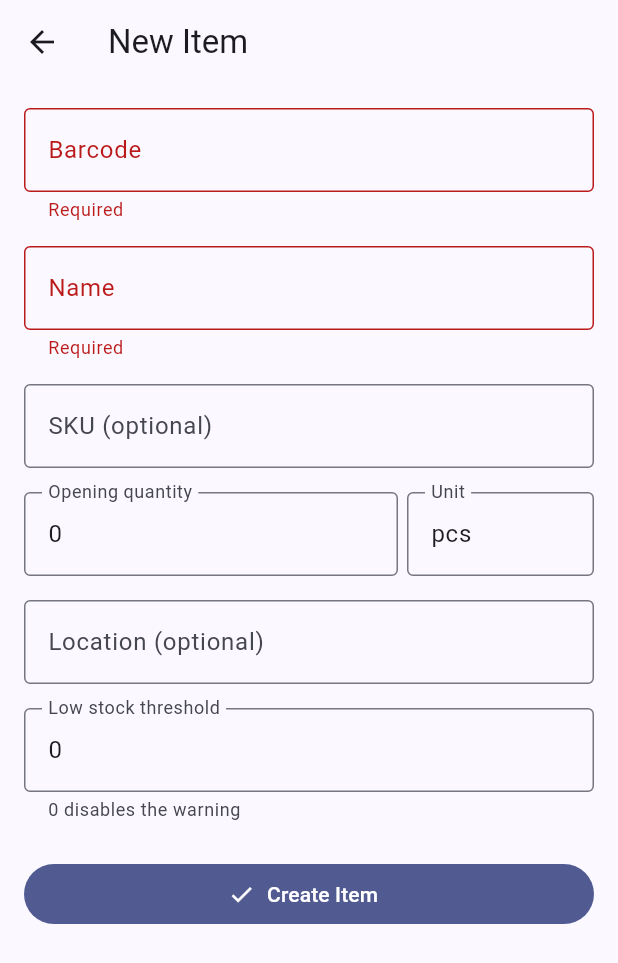
After one commit to danielopara/flutter-projects, a Flutter app: the ItemEditScreen screen opened directly, after a tap on "Create Item", on a phone screen of 412 x 824 dp. The commit adds this screen. Shown: the top 963 px of the screen. Run offline on Flutter 3.47's test engine with Material 3 defaults, Android fonts, the phone set to English and light mode, and no system bars; our stand-ins replace google_fonts, sqflite; accounts and stored records are empty.

Commit message:
feat: item edit and item list screen

```diff
--- /dev/null
+++ b/stock_scanner/lib/screens/item_edit_screen.dart
@@ -0,0 +1,240 @@
+import 'package:flutter/material.dart';
+import 'package:provider/provider.dart';
+import 'package:sqflite/sqlite_api.dart';
+import 'package:stock_scanner/models/item.dart';
+import 'package:stock_scanner/state/inventory_store.dart';
+
+class ItemEditScreen extends StatefulWidget {
+  const ItemEditScreen({super.key, this.item, this.prefilledBarcode});
+
+  final Item? item;
+  final String? prefilledBarcode;
+
+  @override
+  State<StatefulWidget> createState() => _ItemEditScreenState();
+}
+
+class _ItemEditScreenState extends State<ItemEditScreen> {
+  final _formKey = GlobalKey<FormState>();
+
+  late final TextEditingController _barcodeController;
+  late final TextEditingController _nameController;
+  late final TextEditingController _skuController;
+  late final TextEditingController _quantityController;
+  late final TextEditingController _unitController;
+  late final TextEditingController _locationController;
+  late final TextEditingController _thresholdController;
+
+  bool _saving = false;
+  bool get _isEditing => widget.item != null;
+  bool get _barcodeLocked =>
+      _isEditing || (widget.prefilledBarcode?.isNotEmpty ?? false);
+
+  @override
+  void dispose() {
+    _barcodeController.dispose();
+    _nameController.dispose();
+    _unitController.dispose();
+    _skuController.dispose();
+    _locationController.dispose();
+    _quantityController.dispose();
+    _thresholdController.dispose();
+    super.dispose();
+  }
+
+  @override
+  void initState() {
+    super.initState();
+    final item = widget.item;
+
+    _barcodeController = TextEditingController(
+      text: item?.barcode ?? widget.prefilledBarcode ?? '',
+    );
+    _nameController = TextEditingController(text: item?.name ?? '');
+
+    _skuController = TextEditingController(text: item?.sku ?? '');
+    _locationController = TextEditingController(text: item?.location ?? '');
+    _thresholdController = TextEditingController(
+      text: (item?.lowStockThreshold ?? 0).toStringAsFixed(0),
+    );
+    _quantityController = TextEditingController(
+      text: item == null ? '0' : item.quantity.toStringAsFixed(0),
+    );
+    _unitController = TextEditingController(text: item?.unit ?? 'pcs');
+  }
+
+  String? _requiredValidator(String? value) =>
+      (value == null || value.trim().isEmpty) ? 'Required' : null;
+
+  String? _numberValidator(String? value) {
+    if (value == null || value.trim().isEmpty) return 'Required';
+    if (double.tryParse(value.trim()) == null) return 'Enter a number';
+    return null;
+  }
+
+  Future<void> _save() async {
+    if (!_formKey.currentState!.validate()) return;
+    final navigator = Navigator.of(context);
+    final messenger = ScaffoldMessenger.of(context);
+    final store = context.read<InventoryStore>();
+
+    setState(() {
+      _saving = true;
+    });
+
+    final item = Item(
+      id: widget.item?.id ?? DateTime.now().microsecondsSinceEpoch.toString(),
+      name: _nameController.text.trim(),
+      barcode: _barcodeController.text.trim(),
+      sku: _skuController.text.trim(),
+      quantity: double.parse(_quantityController.text.trim()),
+      unit: _unitController.text.trim().isEmpty
+          ? 'pcs'
+          : _unitController.text.trim(),
+      location: _locationController.text.trim(),
+      lowStockThreshold: double.parse(_thresholdController.text.trim()),
+      updatedAt: DateTime.now(),
+    );
+
+    try {
+      if (_isEditing) {
+        await store.saveItem(item);
+      } else {
+        await store.createItem(item);
+      }
+      navigator.pop(true);
+    } on DatabaseException catch (e) {
+      setState(() => _saving = false);
+      messenger.showSnackBar(
+        SnackBar(
+          content: Text(
+            e.isUniqueConstraintError()
+                ? 'That barcode is already registered to another item'
+                : 'Could not save: $e',
+          ),
+        ),
+      );
+    }
+  }
+
+  @override
+  Widget build(BuildContext context) {
+    return Scaffold(
+      appBar: AppBar(title: Text(_isEditing ? 'Edit Item' : 'New Item')),
+      body: Form(
+        key: _formKey,
+        child: ListView(
+          padding: const EdgeInsets.all(16),
+          children: [
+            TextFormField(
+              controller: _barcodeController,
+              validator: _requiredValidator,
+              readOnly: _barcodeLocked,
+              decoration: InputDecoration(
+                labelText: 'Barcode',
+                border: const OutlineInputBorder(),
+                filled: _barcodeLocked,
+                helperText: _barcodeLocked
+                    ? 'Scanned - cannot be changed'
+                    : null,
+              ),
+            ),
+            const SizedBox(height: 16),
+
+            TextFormField(
+              controller: _nameController,
+              autocorrect: !_isEditing,
+              textCapitalization: TextCapitalization.sentences,
+              validator: _requiredValidator,
+              decoration: const InputDecoration(
+                labelText: 'Name',
+                border: OutlineInputBorder(),
+              ),
+            ),
+
+            const SizedBox(height: 16),
+
+            TextFormField(
+              controller: _skuController,
+              decoration: const InputDecoration(
+                labelText: 'SKU (optional)',
+                border: OutlineInputBorder(),
+              ),
+            ),
+
+            const SizedBox(height: 16),
+
+            Row(
+              crossAxisAlignment: CrossAxisAlignment.start,
+              children: [
+                Expanded(
+                  flex: 2,
+                  child: TextFormField(
+                    controller: _quantityController,
+                    readOnly: _isEditing,
+                    keyboardType: const TextInputType.numberWithOptions(
+                      decimal: true,
+                    ),
+                    validator: _numberValidator,
+                    decoration: InputDecoration(
+                      labelText: _isEditing ? 'Quantity' : 'Opening quantity',
+                      border: const OutlineInputBorder(),
+                      filled: _isEditing,
+                      helperText: _isEditing ? 'Change via scan' : null,
+                    ),
+                  ),
+                ),
+                const SizedBox(width: 6),
+                Expanded(
+                  child: TextFormField(
+                    controller: _unitController,
+                    decoration: const InputDecoration(
+                      labelText: 'Unit',
+                      border: OutlineInputBorder(),
+                    ),
+                  ),
+                ),
+              ],
+            ),
+
+            const SizedBox(height: 16),
+            TextFormField(
+              controller: _locationController,
+              decoration: const InputDecoration(
+                labelText: 'Location (optional)',
+                border: OutlineInputBorder(),
+              ),
+            ),
+
+            const SizedBox(height: 16),
+            TextFormField(
+              controller: _thresholdController,
+              keyboardType: const TextInputType.numberWithOptions(
+                decimal: true,
+              ),
+              validator: _numberValidator,
+              decoration: const InputDecoration(
+                labelText: 'Low stock threshold',
+                helperText: '0 disables the warning',
+                border: OutlineInputBorder(),
+              ),
+            ),
+
+            const SizedBox(height: 24),
+            FilledButton.icon(
+              onPressed: _saving ? null : _save,
+              icon: _saving
+                  ? const SizedBox(
+                      width: 16,
+                      height: 16,
+                      child: CircularProgressIndicator(strokeWidth: 2),
+                    )
+                  : const Icon(Icons.check),
+              label: Text(_isEditing ? 'Save changes' : 'Create Item'),
+            ),
+          ],
+        ),
+      ),
+    );
+  }
+}
```
Also changed, not shown: stock_scanner/lib/main.dart (+20 -109 lines), stock_scanner/lib/screens/item_list_screen.dart (added, +77 -0 lines).
